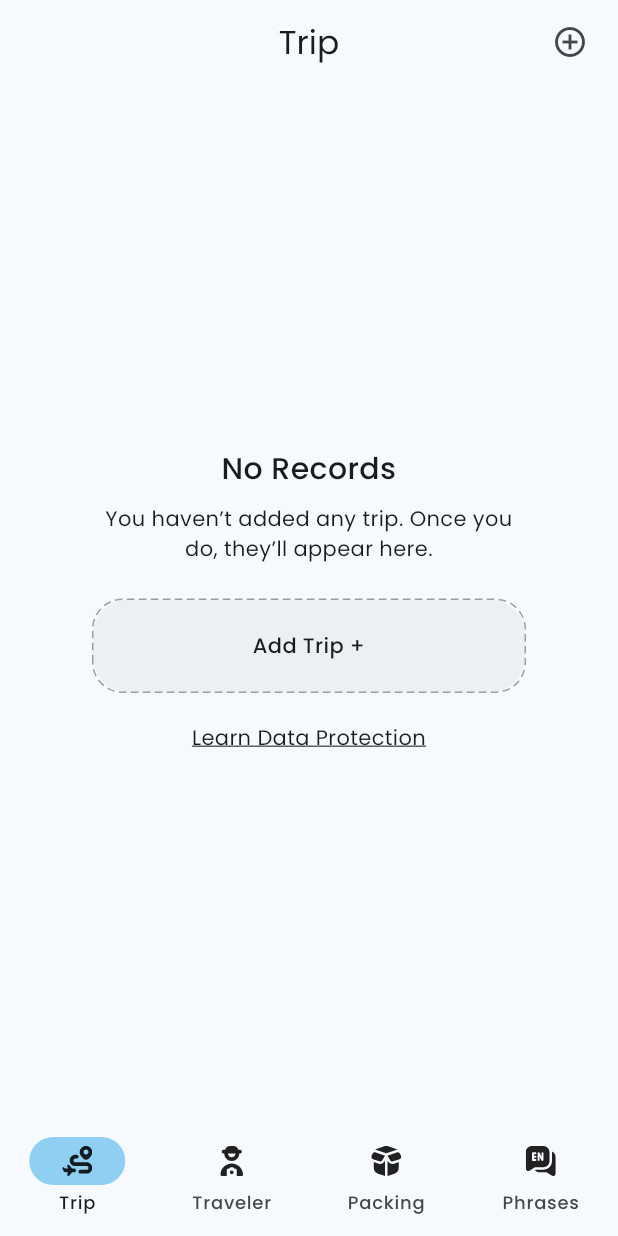
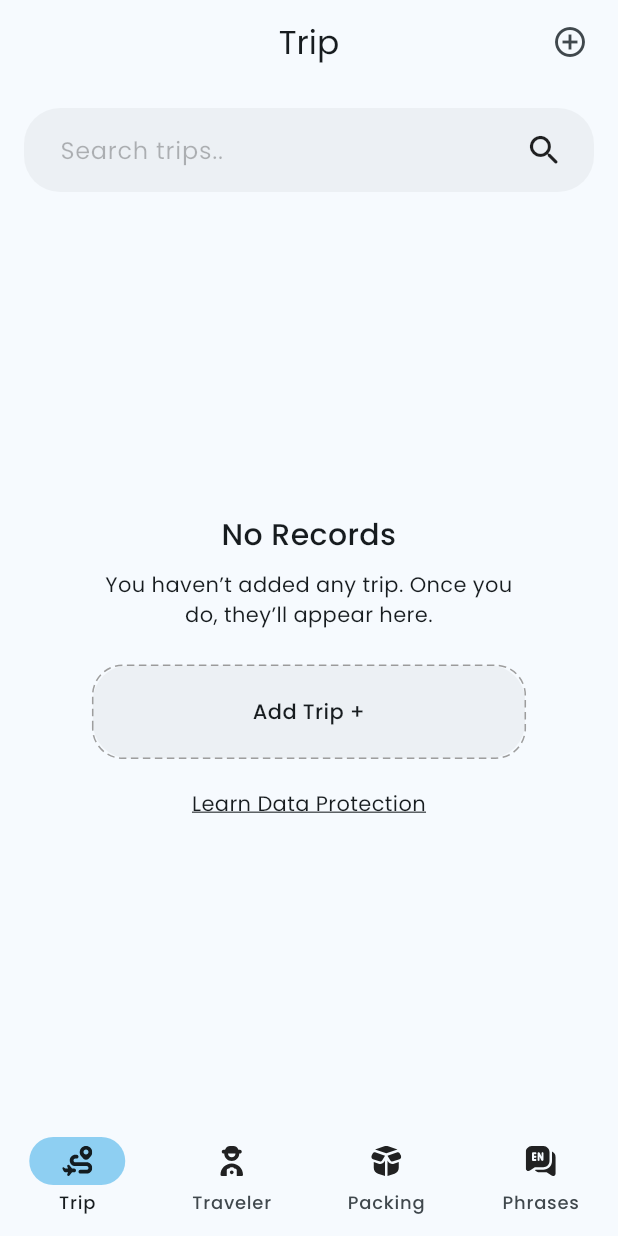
Before and after one commit to guizot/flyt_app, a Flutter app: the screen it shows after launch, on a phone screen of 412 x 824 dp. Run offline on Flutter 3.47's test engine with Material 3 defaults, Android fonts, the phone set to English and light mode, and no system bars; our stand-ins replace equatable, flutter_bloc, flutter_svg, flutter_tts, get_it, hive and 3 more; accounts and stored records are empty.

Commit message:
add search trip

```diff
--- a/lib/presentation/pages/trip/cubit/trip_cubit.dart
+++ b/lib/presentation/pages/trip/cubit/trip_cubit.dart
@@ -36,4 +36,14 @@ class TripCubit extends Cubit<TripCubitState> {
     emit(TripInitial());
   }
 
+  Future<void> searchTrip(String query) async {
+    emit(TripLoading());
+    List<TripModel> trips = tripUseCases.searchTrip(query);
+    if (trips.isEmpty) {
+      emit(TripEmpty());
+    } else {
+      emit(TripSearchLoaded(trips: trips));
+    }
+  }
+
 }
--- a/lib/presentation/pages/trip/cubit/trip_state.dart
+++ b/lib/presentation/pages/trip/cubit/trip_state.dart
@@ -20,6 +20,14 @@ class TripLoaded extends TripCubitState {
   List<Object?> get props => [trips];
 }
 
+class TripSearchLoaded extends TripCubitState {
+  final List<TripModel> trips;
+  const TripSearchLoaded({required this.trips});
+
+  @override
+  List<Object?> get props => [trips];
+}
+
 class TripEmpty extends TripCubitState {}
 
 class TripError extends TripCubitState {
--- a/lib/presentation/pages/trip/trip.dart
+++ b/lib/presentation/pages/trip/trip.dart
@@ -30,15 +30,29 @@ class TripPage extends StatefulWidget {
 }
 
 class TripPageState extends State<TripPage> {
+
+  String? searchQuery;
+  late FocusNode searchFocusNode;
+
   @override
   void initState() {
     super.initState();
-    context.read<TripCubit>().getAllTrip();
+    searchFocusNode = FocusNode();
+    refreshData();
+  }
+
+  @override
+  void dispose() {
+    super.dispose();
+    searchFocusNode.dispose();
   }
 
   void refreshData() {
+    if (searchQuery?.isNotEmpty == true) {
+      context.read<TripCubit>().searchTrip(searchQuery!);
+    } else {
       context.read<TripCubit>().getAllTrip();
-    setState(() {});
+    }
   }
 
   void showDataWarning() {
@@ -66,7 +80,21 @@ class TripPageState extends State<TripPage> {
 
   Widget tripLoaded(List<TripModel> travelers) {
     return ListView.builder(
-      padding: const EdgeInsets.all(16.0),
+      padding: const EdgeInsets.symmetric(horizontal: 16.0),
+      itemCount: travelers.length,
+      itemBuilder: (context, index) {
+        final item = travelers[index];
+        return TripItem(
+          item: item,
+          onTap: navigateTripEdit,
+        );
+      },
+    );
+  }
+
+  Widget tripSearchLoaded(List<TripModel> travelers) {
+    return ListView.builder(
+      padding: const EdgeInsets.symmetric(horizontal: 16.0),
       itemCount: travelers.length,
       itemBuilder: (context, index) {
         final item = travelers[index];
@@ -80,13 +108,64 @@ class TripPageState extends State<TripPage> {
 
   @override
   Widget build(BuildContext context) {
-    return BlocBuilder<TripCubit, TripCubitState>(
+    return Column(
+      children: [
+        Container(
+          margin: const EdgeInsets.only(
+            left: 16,
+            right: 16,
+            top: 16,
+            bottom: 16,
+          ),
+          padding: const EdgeInsets.only(left: 8, right: 20),
+          decoration: BoxDecoration(
+            borderRadius: const BorderRadius.all(Radius.circular(24.0)),
+            color: Theme.of(context).hoverColor,
+          ),
+          child: Row(
+            children: [
+              Expanded(
+                child: TextFormField(
+                  focusNode: searchFocusNode,
+                  style: const TextStyle(fontSize: 16),
+                  decoration: InputDecoration(
+                    hintText: 'Search trips..',
+                    hintStyle: TextStyle(
+                      color: Theme.of(context).iconTheme.color?.withAlpha(70),
+                      fontWeight: FontWeight.normal,
+                    ),
+                    filled: true,
+                    fillColor: Colors.transparent,
+                    border: const OutlineInputBorder(
+                      borderSide: BorderSide.none,
+                    ),
+                  ),
+                  keyboardType: TextInputType.text,
+                  maxLines: 1,
+                  onChanged: (query) {
+                    searchQuery = query;
+                    if (query.isEmpty) {
+                      context.read<TripCubit>().getAllTrip();
+                    } else {
+                      context.read<TripCubit>().searchTrip(query);
+                    }
+                  },
+                ),
+              ),
+              const Icon(Icons.search_rounded, size: 26, weight: 10),
+            ],
+          ),
+        ),
+        Expanded(
+          child: BlocBuilder<TripCubit, TripCubitState>(
             builder: (context, state) {
               if (state is TripInitial) {
                 return const SizedBox.shrink();
-        } else if (state is TripLoading) {
+              }
+              else if (state is TripLoading) {
                 return const LoadingState();
-        } else if (state is TripEmpty) {
+              }
+              else if (state is TripEmpty) {
                 return EmptyState(
                   title: "No Records",
                   subtitle: "You haven’t added any trip. Once you do, they’ll appear here.",
@@ -94,11 +173,18 @@ class TripPageState extends State<TripPage> {
                   onTap: navigateTripAdd,
                   onLearn: showDataWarning,
                 );
-        } else if (state is TripLoaded) {
+              }
+              else if (state is TripLoaded) {
                 return tripLoaded(state.trips);
+              }
+              else if (state is TripSearchLoaded) {
+                return tripSearchLoaded(state.trips);
               }
               return const SizedBox.shrink();
             },
+          )
+        ),
+      ],
     );
   }
 }
```
Also changed, not shown: lib/domain/usecases/trip_usecases.dart (+11 -0 lines). Lines whose indentation alone changed are shown as unchanged.
